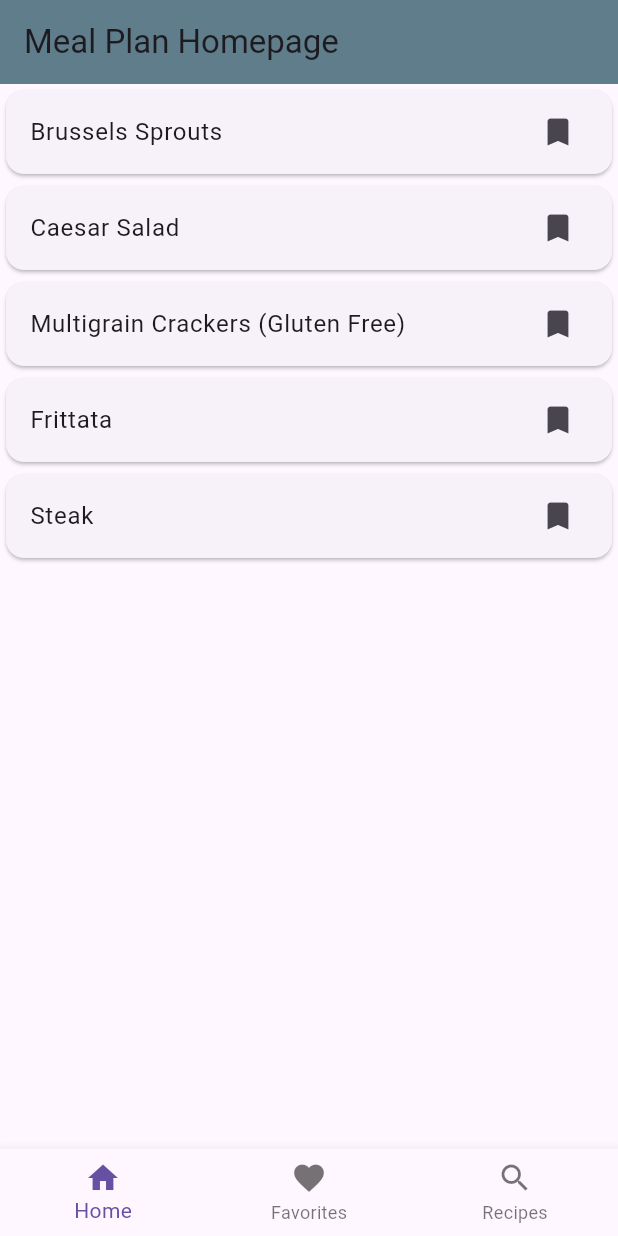
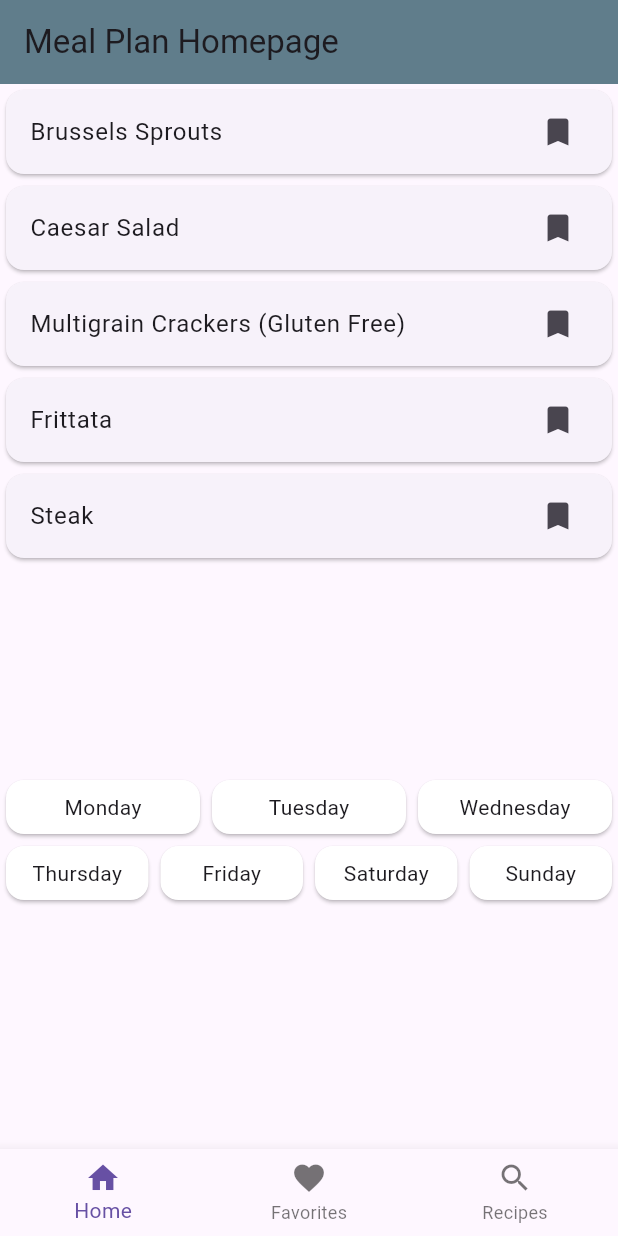
Before and after one commit to jasonyu17/MAD_Project1, a Flutter app: the screen it shows after launch, on a phone screen of 412 x 824 dp. Run offline on Flutter 3.47's test engine with Material 3 defaults, Android fonts, the phone set to English and light mode, and no system bars; our stand-ins replace sqflite; accounts and stored records are empty.

Commit message:
added meal drag and drop to days

```diff
--- a/lib/main.dart
+++ b/lib/main.dart
@@ -37,7 +37,7 @@ class _HomeNavigationState extends State<HomeNavigation> {
 
   final List<Widget> _pages = [
     HomePage(),
-    FavoritesPage(),
+    FavoritesPage(bookmarkedMeals: ['Brussels Sprouts', 'Caesar Salad']),
     RecipePage(),
   ];
 
--- a/lib/pages/favorites_page.dart
+++ b/lib/pages/favorites_page.dart
@@ -1,12 +1,29 @@
+
+
 import 'package:flutter/material.dart';
 
 class FavoritesPage extends StatelessWidget {
-  const FavoritesPage({super.key});
+  final List<String> bookmarkedMeals;
+
+  const FavoritesPage({Key? key, required this.bookmarkedMeals}) : super(key: key);
 
   @override
   Widget build(BuildContext context) {
-    return Center(
-      child: Text("Favorites"),
+    return Scaffold(
+      appBar: AppBar(
+        backgroundColor: Colors.blueGrey,
+        title: const Text('Favorite Meals'),
+      ),
+      body: ListView.builder(
+        itemCount: bookmarkedMeals.length,
+        itemBuilder: (context, index) {
+          return Card(
+            child: ListTile(
+              title: Text(bookmarkedMeals[index]),
+            ),
+          );
+        },
+      ),
     );
   }
 }
--- a/lib/pages/home_page.dart
+++ b/lib/pages/home_page.dart
@@ -17,28 +17,123 @@ class _HomePageState extends State<HomePage> {
     'Steak',
   ];
 
+  final Map<String, String?> weeklyMeals = {
+    'Monday': null,
+    'Tuesday': null,
+    'Wednesday': null,
+    'Thursday': null,
+    'Friday': null,
+    'Saturday': null,
+    'Sunday': null,
+  };
+
   @override
-   Widget build(BuildContext context) {
+  Widget build(BuildContext context) {
     return Scaffold(
       appBar: AppBar(
         backgroundColor: Colors.blueGrey,
         title: const Text('Meal Plan Homepage'),
       ),
-      body: ListView.builder(
-        itemCount: 5,
-        itemBuilder:
-            (context, index) => Card(
-              child: ListTile(
-                /*leading: CircleAvatar(
-                  radius: 28,
-                  backgroundImage: AssetImage(
-                    mealImages[index % mealImages.length],
+      body: Column(
+        children: [
+          Expanded(
+            child: ListView.builder(
+              itemCount: mealList.length,
+              itemBuilder: (context, index) {
+                return Draggable<String>(
+                  data: mealList[index],
+                  feedback: Material(
+                    color: Colors.transparent,
+                    child: Container(
+                      padding: EdgeInsets.all(8),
+                      color: Colors.blueGrey.withOpacity(0.5),
+                      child: Text(mealList[index]),
+                    ),
                   ),
-                ), */
-                title: Text(mealList[index % mealList.length]),
-                trailing: const Icon(Icons.bookmark),
-              ),
+                  childWhenDragging: Container(),
+                  child: Card(
+                    child: ListTile(
+                      title: Text(mealList[index]),
+                      trailing: const Icon(Icons.bookmark),
+                    ),
+                  ),
+                );
+              },
             ),
+          ),
+
+          Container(
+            height: 250,
+            child: Column(
+              children: [
+                Row(
+                  mainAxisAlignment: MainAxisAlignment.spaceEvenly,
+                  children: ['Monday', 'Tuesday', 'Wednesday'].map((day) {
+                    return Expanded(
+                      child: DragTarget<String>(
+                        onAccept: (meal) {
+                          setState(() {
+                            weeklyMeals[day] = meal;
+                          });
+                        },
+                        builder: (context, candidateData, rejectedData) {
+                          return Card(
+                            color: candidateData.isEmpty ? Colors.white : Colors.green,
+                            child: Padding(
+                              padding: const EdgeInsets.all(8.0),
+                              child: Column(
+                                children: [
+                                  Text(day),
+                                  if (weeklyMeals[day] != null)
+                                    Text(
+                                      weeklyMeals[day]!,
+                                      style: TextStyle(fontWeight: FontWeight.bold),
+                                    ),
+                                ],
+                              ),
+                            ),
+                          );
+                        },
+                      ),
+                    );
+                  }).toList(),
+                ),
+                Row(
+                  mainAxisAlignment: MainAxisAlignment.spaceEvenly,
+                  children: ['Thursday', 'Friday', 'Saturday', 'Sunday'].map((day) {
+                    return Expanded(
+                      child: DragTarget<String>(
+                        onAccept: (meal) {
+                          setState(() {
+                            weeklyMeals[day] = meal;
+                          });
+                        },
+                        builder: (context, candidateData, rejectedData) {
+                          return Card(
+                            color: candidateData.isEmpty ? Colors.white : Colors.green,
+                            child: Padding(
+                              padding: const EdgeInsets.all(8.0),
+                              child: Column(
+                                children: [
+                                  Text(day),
+                                  if (weeklyMeals[day] != null)
+                                    Text(
+                                      weeklyMeals[day]!,
+                                      style: TextStyle(fontWeight: FontWeight.bold),
+                                    ),
+                                ],
+                              ),
+                            ),
+                          );
+                        },
+                      ),
+                    );
+                  }).toList(),
+                ),
+              ],
+            ),
+          ),
+        ],
       ),
     );
   }
```
